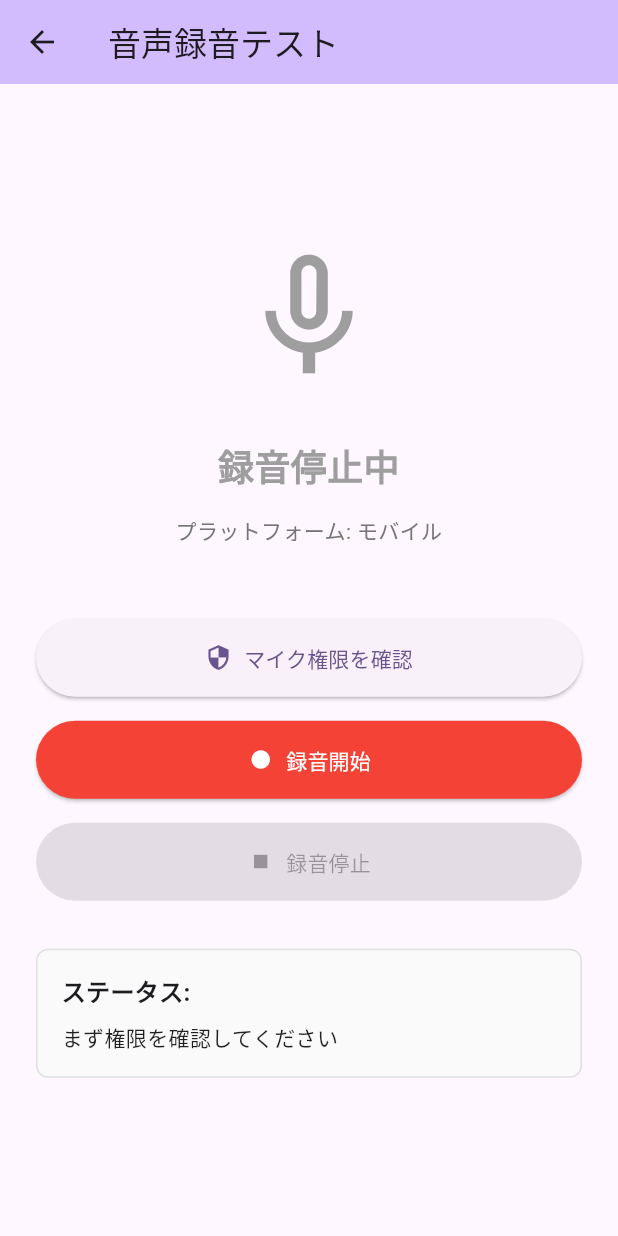
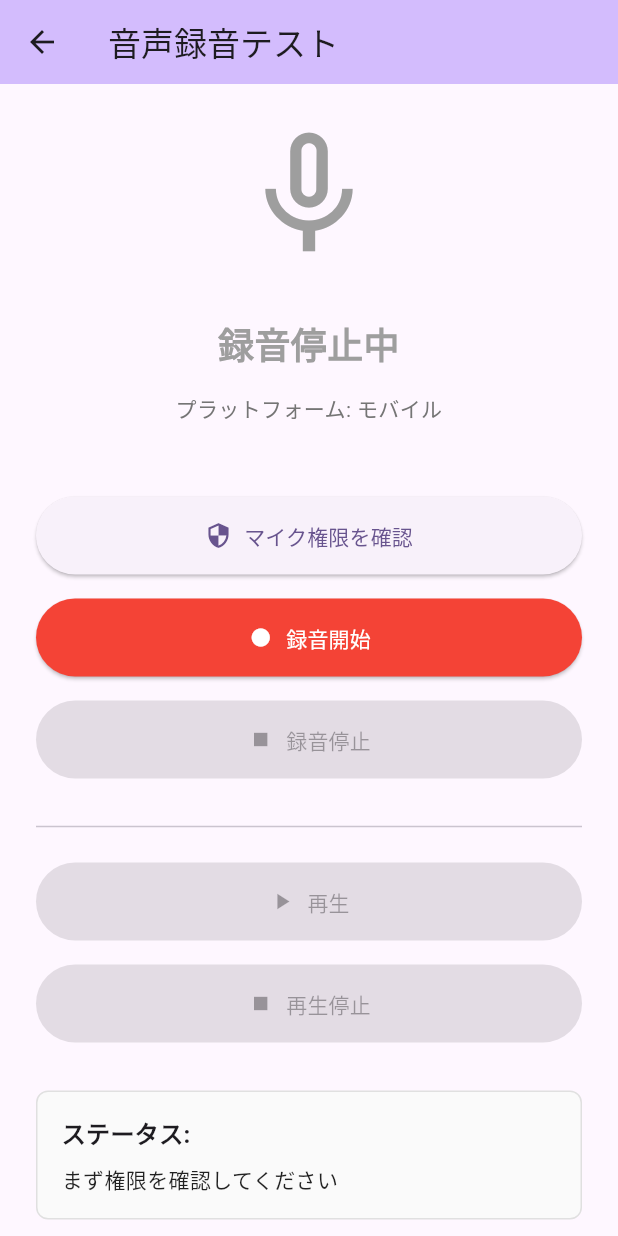
Before and after one commit to tobakuro/Cookhelper, a Flutter app: the AudioRecordTestScreen screen opened directly, on a phone screen of 412 x 824 dp. Run offline on Flutter 3.47's test engine with Material 3 defaults, Android fonts, the light colour scheme and no system bars; our stand-ins replace audioplayers, flutter_dotenv, google_generative_ai, permission_handler; missing offline and left inert: gemini_live, record.

Commit message:
音声テスト画面に、再生ボタンを追加

```diff
--- a/lib/screens/audio_record_test_screen.dart
+++ b/lib/screens/audio_record_test_screen.dart
@@ -3,6 +3,7 @@ import 'package:record/record.dart';
 import 'package:permission_handler/permission_handler.dart';
 import 'package:path_provider/path_provider.dart';
 import 'package:flutter/foundation.dart' show kIsWeb;
+import 'package:audioplayers/audioplayers.dart';
 
 class AudioRecordTestScreen extends StatefulWidget {
   const AudioRecordTestScreen({super.key});
@@ -13,13 +14,29 @@ class AudioRecordTestScreen extends StatefulWidget {
 
 class _AudioRecordTestScreenState extends State<AudioRecordTestScreen> {
   final AudioRecorder _audioRecorder = AudioRecorder();
+  final AudioPlayer _audioPlayer = AudioPlayer();
   bool _isRecording = false;
+  bool _isPlaying = false;
   String _recordingPath = '';
   String _statusMessage = '';
 
   @override
+  void initState() {
+    super.initState();
+    // 再生状態のリスナーを設定
+    _audioPlayer.onPlayerStateChanged.listen((state) {
+      if (mounted) {
+        setState(() {
+          _isPlaying = state == PlayerState.playing;
+        });
+      }
+    });
+  }
+
+  @override
   void dispose() {
     _audioRecorder.dispose();
+    _audioPlayer.dispose();
     super.dispose();
   }
 
@@ -100,11 +117,11 @@ class _AudioRecordTestScreenState extends State<AudioRecordTestScreen> {
 
         if (kIsWeb) {
           _statusMessage = _recordingPath.isNotEmpty
-              ? '録音完了！\nWeb環境: データはメモリに保存されました'
+              ? '録音完了！\nWeb環境: データはメモリに保存されました\n「再生」ボタンで確認できます'
               : '録音に失敗しました';
         } else {
           _statusMessage = _recordingPath.isNotEmpty
-              ? '録音完了！\n保存先: $_recordingPath'
+              ? '録音完了！\n保存先: $_recordingPath\n「再生」ボタンで確認できます'
               : '録音に失敗しました';
         }
       });
@@ -112,6 +129,45 @@ class _AudioRecordTestScreenState extends State<AudioRecordTestScreen> {
       setState(() {
         _statusMessage = 'エラー: $e';
         _isRecording = false;
+      });
+    }
+  }
+
+  Future<void> _playRecording() async {
+    if (_recordingPath.isEmpty) {
+      setState(() {
+        _statusMessage = '再生する録音がありません';
+      });
+      return;
+    }
+
+    try {
+      if (kIsWeb) {
+        // Web環境: DeviceFileSourceを使用
+        await _audioPlayer.play(DeviceFileSource(_recordingPath));
+      } else {
+        // Android/iOS環境: DeviceFileSourceを使用
+        await _audioPlayer.play(DeviceFileSource(_recordingPath));
+      }
+      setState(() {
+        _statusMessage = '再生中...';
+      });
+    } catch (e) {
+      setState(() {
+        _statusMessage = '再生エラー: $e';
+      });
+    }
+  }
+
+  Future<void> _stopPlaying() async {
+    try {
+      await _audioPlayer.stop();
+      setState(() {
+        _statusMessage = '再生停止';
+      });
+    } catch (e) {
+      setState(() {
+        _statusMessage = '停止エラー: $e';
       });
     }
   }
@@ -182,6 +238,28 @@ class _AudioRecordTestScreenState extends State<AudioRecordTestScreen> {
                 padding: const EdgeInsets.all(16),
               ),
             ),
+            const SizedBox(height: 24),
+            const Divider(),
+            const SizedBox(height: 16),
+            ElevatedButton.icon(
+              onPressed: (_recordingPath.isNotEmpty && !_isPlaying) ? _playRecording : null,
+              icon: const Icon(Icons.play_arrow),
+              label: const Text('再生'),
+              style: ElevatedButton.styleFrom(
+                padding: const EdgeInsets.all(16),
+                backgroundColor: Colors.green,
+                foregroundColor: Colors.white,
+              ),
+            ),
+            const SizedBox(height: 16),
+            ElevatedButton.icon(
+              onPressed: _isPlaying ? _stopPlaying : null,
+              icon: const Icon(Icons.stop),
+              label: const Text('再生停止'),
+              style: ElevatedButton.styleFrom(
+                padding: const EdgeInsets.all(16),
+              ),
+            ),
             const SizedBox(height: 32),
             Container(
               padding: const EdgeInsets.all(16),
```
